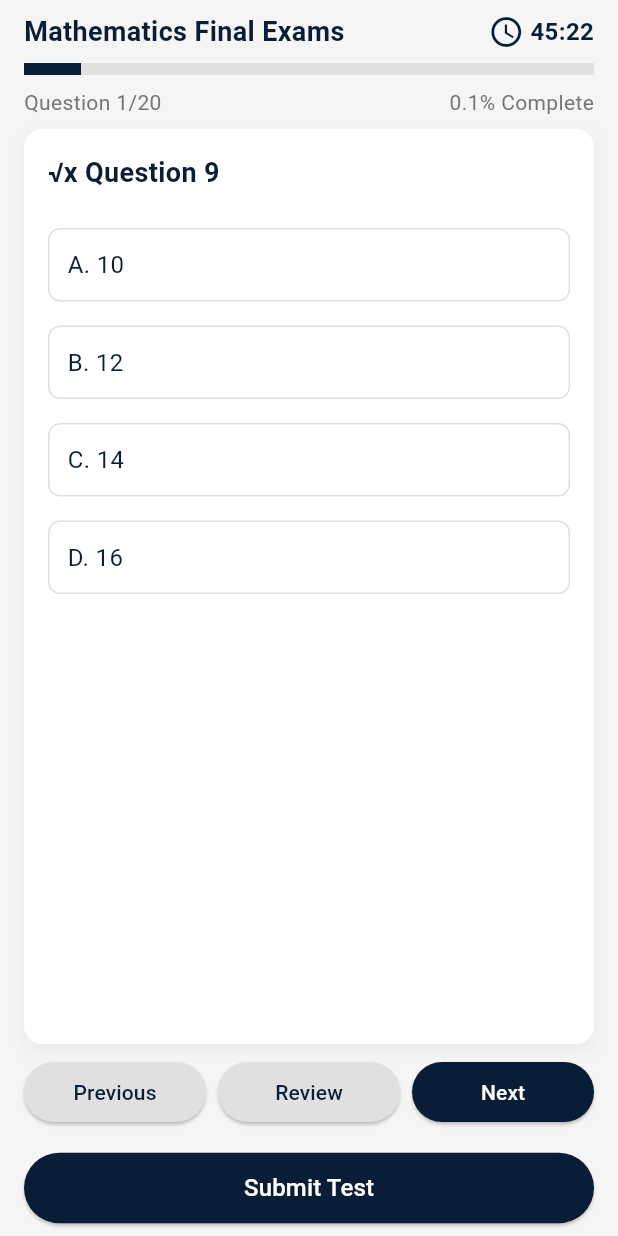
After one commit to harshitkar/ExamEase, a Flutter app: the TestPage screen opened directly, on a phone screen of 412 x 824 dp. The commit adds this screen. Run offline on Flutter 3.47's test engine with Material 3 defaults, Android fonts, the phone set to English and light mode, and no system bars; our stand-ins replace file_picker, fluttertoast, image_picker; missing offline and left inert: crop_your_image, google_ml_kit.

Commit message:
Create question

```diff
--- a/lib/models/test_data.dart
+++ b/lib/models/test_data.dart
@@ -10,13 +10,14 @@ class TestData {
   DateTime deadlineTime;
 
   TestData({
-    this.testId = '',
+    String? testId,
     this.testName = '',
     List<QuestionData>? questions,
     DateTime? postedAt,
     DateTime? startFrom,
     DateTime? deadlineTime,
-  })  : questions = questions ?? [],
+  })  : testId = testId ?? RandomIdGenerator.generateTestId(),
+        questions = questions ?? [],
         postedAt = postedAt ?? DateTime.now(),
         startFrom = startFrom ?? DateTime.now(),
         deadlineTime = deadlineTime ?? DateTime.now();
--- /dev/null
+++ b/lib/pages/test_page.dart
@@ -0,0 +1,200 @@
+import 'package:flutter/material.dart';
+
+import '../widgets/option_tile.dart';
+
+void main() {
+  runApp(ExamEaseApp());
+}
+
+class ExamEaseApp extends StatelessWidget {
+  @override
+  Widget build(BuildContext context) {
+    return MaterialApp(
+      debugShowCheckedModeBanner: false,
+      home: TestPage(),
+    );
+  }
+}
+
+class TestPage extends StatelessWidget {
+  final int currentQuestion = 1;
+  final int totalQuestions = 20;
+  final double progressPercentage = 2/20;
+
+  @override
+  Widget build(BuildContext context) {
+    return Scaffold(
+      backgroundColor: const Color(0xFFF5F5F5),
+      body: SafeArea(
+        child: Column(
+          crossAxisAlignment: CrossAxisAlignment.stretch,
+          children: [
+            const Padding(
+              padding: EdgeInsets.symmetric(horizontal: 16.0, vertical: 8.0),
+              child: Row(
+                mainAxisAlignment: MainAxisAlignment.spaceBetween,
+                children: [
+                  Text(
+                    "Mathematics Final Exams",
+                    style: TextStyle(
+                      color: Color(0xFF0A1D37),
+                      fontSize: 18,
+                      fontWeight: FontWeight.bold,
+                    ),
+                  ),
+                  Row(
+                    children: [
+                      Icon(Icons.access_time, color: Color(0xFF0A1D37)),
+                      SizedBox(width: 4),
+                      Text(
+                        "45:22",
+                        style: TextStyle(
+                          color: Color(0xFF0A1D37),
+                          fontSize: 16,
+                          fontWeight: FontWeight.bold,
+                        ),
+                      ),
+                    ],
+                  ),
+                ],
+              ),
+            ),
+            Padding(
+              padding: const EdgeInsets.symmetric(horizontal: 16.0),
+              child: Column(
+                crossAxisAlignment: CrossAxisAlignment.stretch,
+                children: [
+                  LinearProgressIndicator(
+                    value: progressPercentage,
+                    color: const Color(0xFF0A1D37),
+                    backgroundColor: Colors.grey[300],
+                    minHeight: 8,
+                  ),
+                  const SizedBox(height: 8),
+                  Row(
+                    mainAxisAlignment: MainAxisAlignment.spaceBetween,
+                    children: [
+                      Text(
+                        "Question $currentQuestion/$totalQuestions",
+                        style: TextStyle(
+                          color: Colors.grey[600],
+                          fontSize: 14,
+                        ),
+                      ),
+                      Text(
+                        "$progressPercentage% Complete",
+                        style: TextStyle(
+                          color: Colors.grey[600],
+                          fontSize: 14,
+                        ),
+                      ),
+                    ],
+                  ),
+                ],
+              ),
+            ),
+
+            const SizedBox(height: 8),
+
+            Expanded(
+              child: Container(
+                margin: const EdgeInsets.symmetric(horizontal: 16.0),
+                padding: const EdgeInsets.all(16.0),
+                decoration: BoxDecoration(
+                  color: Colors.white,
+                  borderRadius: BorderRadius.circular(12.0),
+                  boxShadow: [
+                    BoxShadow(
+                      color: Colors.grey.withOpacity(0.1),
+                      spreadRadius: 1,
+                      blurRadius: 8,
+                      offset: const Offset(0, 4),
+                    ),
+                  ],
+                ),
+                child: SingleChildScrollView(
+                  child: Column(
+                    crossAxisAlignment: CrossAxisAlignment.stretch,
+                    children: [
+                      const Text(
+                        "√x Question 9",
+                        style: TextStyle(
+                          color: Color(0xFF0A1D37),
+                          fontSize: 18,
+                          fontWeight: FontWeight.w600,
+                        ),
+                      ),
+                      const SizedBox(height: 16),
+                      OptionTile(optionText: "A. 10"),
+                      OptionTile(optionText: "B. 12"),
+                      OptionTile(optionText: "C. 14"),
+                      OptionTile(optionText: "D. 16"),
+                    ],
+                  ),
+                ),
+              ),
+            ),
+            Padding(
+              padding: const EdgeInsets.symmetric(horizontal: 16.0, vertical: 8.0),
+              child: Row(
+                mainAxisAlignment: MainAxisAlignment.spaceBetween,
+                children: [
+                  // Previous Button
+                  Expanded(
+                    child: ElevatedButton(
+                      onPressed: () {},
+                      style: ElevatedButton.styleFrom(
+                        backgroundColor: Colors.grey[300],
+                        foregroundColor: Color(0xFF0A1D37),
+                      ),
+                      child: Text("Previous"),
+                    ),
+                  ),
+                  const SizedBox(width: 8),
+                  Expanded(
+                    child: ElevatedButton(
+                      onPressed: () {},
+                      style: ElevatedButton.styleFrom(
+                        backgroundColor: Colors.grey[300],
+                        foregroundColor: Color(0xFF0A1D37),
+                      ),
+                      child: Text("Review"),
+                    ),
+                  ),
+                  SizedBox(width: 8),
+                  // Next Button
+                  Expanded(
+                    child: ElevatedButton(
+                      onPressed: () {},
+                      style: ElevatedButton.styleFrom(
+                        backgroundColor: const Color(0xFF0A1D37),
+                        foregroundColor: Colors.white,
+                      ),
+                      child: const Text("Next"),
+                    ),
+                  ),
+                ],
+              ),
+            ),
+
+            // Submit Test Button
+            Padding(
+              padding: const EdgeInsets.symmetric(horizontal: 16.0, vertical: 8.0),
+              child: ElevatedButton(
+                onPressed: () {},
+                style: ElevatedButton.styleFrom(
+                  backgroundColor: Color(0xFF0A1D37),
+                  padding: EdgeInsets.symmetric(vertical: 12),
+                ),
+                child: const Text(
+                  "Submit Test",
+                  style: TextStyle(color: Colors.white, fontSize: 16),
+                ),
+              ),
+            ),
+          ],
+        ),
+      ),
+    );
+  }
+}
--- a/lib/widgets/image_crop_widget.dart
+++ b/lib/widgets/image_crop_widget.dart
@@ -1,7 +1,9 @@
+import 'dart:io';
 import 'dart:typed_data';
 
 import 'package:crop_your_image/crop_your_image.dart';
 import 'package:flutter/material.dart';
+import 'package:image_picker/image_picker.dart';
 
 class ImageCropWidget extends StatelessWidget {
   final Uint8List imageBytes;
--- /dev/null
+++ b/lib/widgets/option_tile.dart
@@ -0,0 +1,29 @@
+import 'package:flutter/material.dart';
+
+class OptionTile extends StatelessWidget {
+  final String optionText;
+
+  OptionTile({required this.optionText});
+
+  @override
+  Widget build(BuildContext context) {
+    return Padding(
+      padding: const EdgeInsets.symmetric(vertical: 8.0),
+      child: Container(
+        padding: const EdgeInsets.all(12),
+        decoration: BoxDecoration(
+          border: Border.all(color: Colors.grey[300]!),
+          borderRadius: BorderRadius.circular(8.0),
+          color: Colors.white,
+        ),
+        child: Text(
+          optionText,
+          style: const TextStyle(
+            color: Color(0xFF0A1D37),
+            fontSize: 16,
+          ),
+        ),
+      ),
+    );
+  }
+}
--- a/lib/widgets/question_navigation_widget.dart
+++ b/lib/widgets/question_navigation_widget.dart
@@ -2,17 +2,19 @@ import 'package:flutter/material.dart';
 
 class QuestionNavigationPanel extends StatelessWidget {
   final int currentQuestionIndex;
-  final List<String> questions; // List of question labels, e.g., "Q1", "Q2"
+  final List<String> questions;
   final Function(int) onNavigateToQuestion;
   final VoidCallback onAddNewQuestion;
+  final ScrollController scrollController;
 
   const QuestionNavigationPanel({
-    Key? key,
+    super.key,
     required this.currentQuestionIndex,
     required this.questions,
     required this.onNavigateToQuestion,
     required this.onAddNewQuestion,
-  }) : super(key: key);
+    required this.scrollController,
+  });
 
   @override
   Widget build(BuildContext context) {
@@ -23,6 +25,7 @@ class QuestionNavigationPanel extends StatelessWidget {
         children: [
           Expanded(
             child: SingleChildScrollView(
+              controller: scrollController,
               scrollDirection: Axis.horizontal,
               child: Row(
                 mainAxisSize: MainAxisSize.min,
--- a/lib/widgets/text_selection_panel.dart
+++ b/lib/widgets/text_selection_panel.dart
@@ -26,7 +26,6 @@ class TextSelectionPanelDrawer extends StatelessWidget {
         padding: const EdgeInsets.all(16.0),
         child: Column(
           children: [
-            // Rows for Questions and Options
             for (int i = 0; i < 5; i++) ...[
               SelectionRow(
                 text: i == 0 ? 'Question' : 'Option $i',
```
Also changed, not shown: lib/homepage.dart (+9 -48 lines), lib/models/marks_data.dart (deleted, +0 -15 lines), lib/models/option_data.dart (+7 -1 lines), lib/models/question_data.dart (+8 -2 lines), lib/models/result_data.dart (added, +20 -0 lines), lib/pages/image_text_selection_page.dart (+49 -11 lines), lib/services/random_id_generator.dart (+26 -3 lines), lib/utilities/image_loader.dart (deleted, +0 -21 lines).
